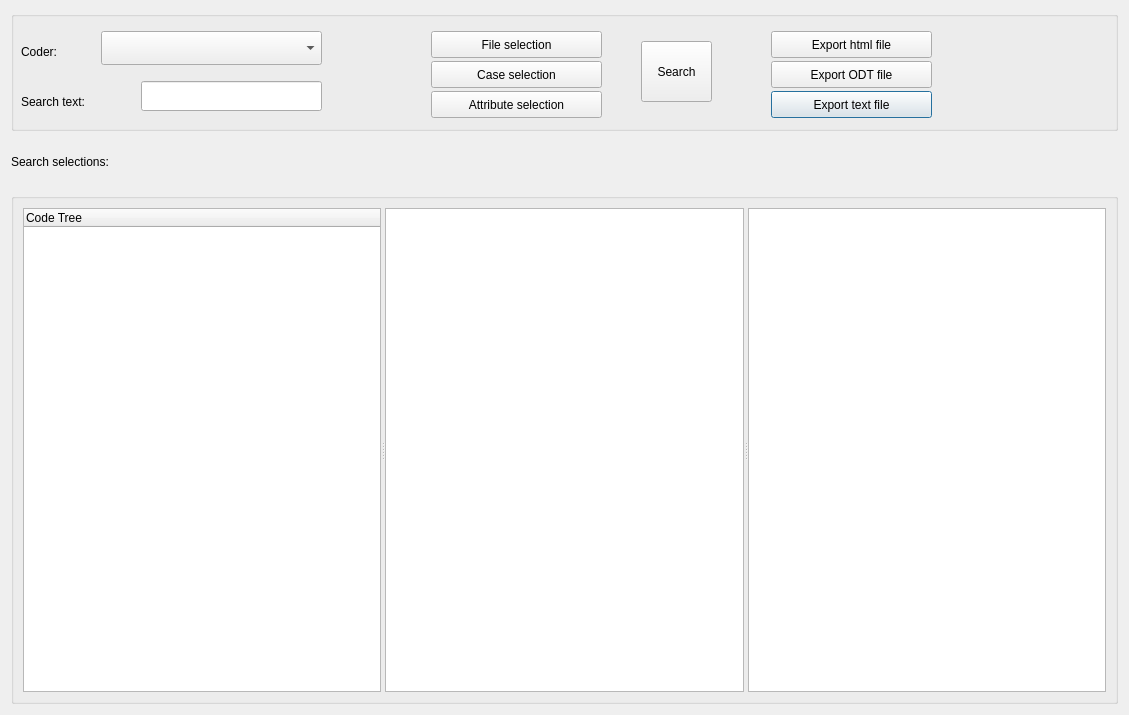
Above: GUI_UIs/ui_dialog_report_codings.ui from ccbogel/QualCoder before the change. Below: the same form after it.
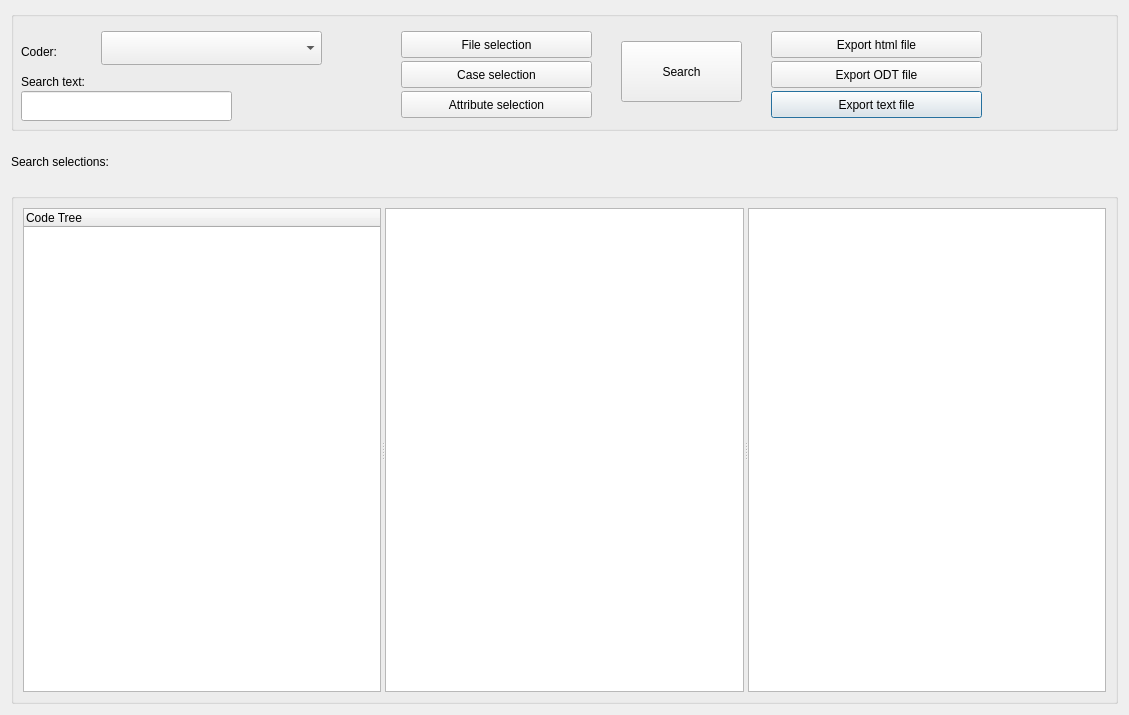
That is the form after the change.

```diff
--- a/GUI_UIs/ui_dialog_report_codings.ui
+++ b/GUI_UIs/ui_dialog_report_codings.ui
@@ -39,7 +39,7 @@
        <rect>
         <x>760</x>
         <y>80</y>
-        <width>161</width>
+        <width>211</width>
         <height>27</height>
        </rect>
       </property>
@@ -50,9 +50,9 @@
      <widget class="QPushButton" name="pushButton_caseselect">
       <property name="geometry">
        <rect>
-        <x>420</x>
+        <x>390</x>
         <y>50</y>
-        <width>171</width>
+        <width>191</width>
         <height>27</height>
        </rect>
       </property>
@@ -65,7 +65,7 @@
        <rect>
         <x>760</x>
         <y>20</y>
-        <width>161</width>
+        <width>211</width>
         <height>27</height>
        </rect>
       </property>
@@ -76,9 +76,9 @@
      <widget class="QPushButton" name="pushButton_fileselect">
       <property name="geometry">
        <rect>
-        <x>420</x>
+        <x>390</x>
         <y>20</y>
-        <width>171</width>
+        <width>191</width>
         <height>27</height>
        </rect>
       </property>
@@ -89,9 +89,9 @@
      <widget class="QLineEdit" name="lineEdit">
       <property name="geometry">
        <rect>
-        <x>130</x>
-        <y>70</y>
-        <width>181</width>
+        <x>10</x>
+        <y>80</y>
+        <width>211</width>
         <height>30</height>
        </rect>
       </property>
@@ -100,8 +100,8 @@
       <property name="geometry">
        <rect>
         <x>10</x>
-        <y>80</y>
-        <width>121</width>
+        <y>60</y>
+        <width>181</width>
         <height>21</height>
        </rect>
       </property>
@@ -115,9 +115,9 @@
      <widget class="QPushButton" name="pushButton_search">
       <property name="geometry">
        <rect>
-        <x>630</x>
+        <x>610</x>
         <y>30</y>
-        <width>71</width>
+        <width>121</width>
         <height>61</height>
        </rect>
       </property>
@@ -151,9 +151,9 @@
      <widget class="QPushButton" name="pushButton_attributeselect">
       <property name="geometry">
        <rect>
-        <x>420</x>
+        <x>390</x>
         <y>80</y>
-        <width>171</width>
+        <width>191</width>
         <height>27</height>
        </rect>
       </property>
@@ -166,7 +166,7 @@
        <rect>
         <x>760</x>
         <y>50</y>
-        <width>161</width>
+        <width>211</width>
         <height>27</height>
        </rect>
       </property>
```
